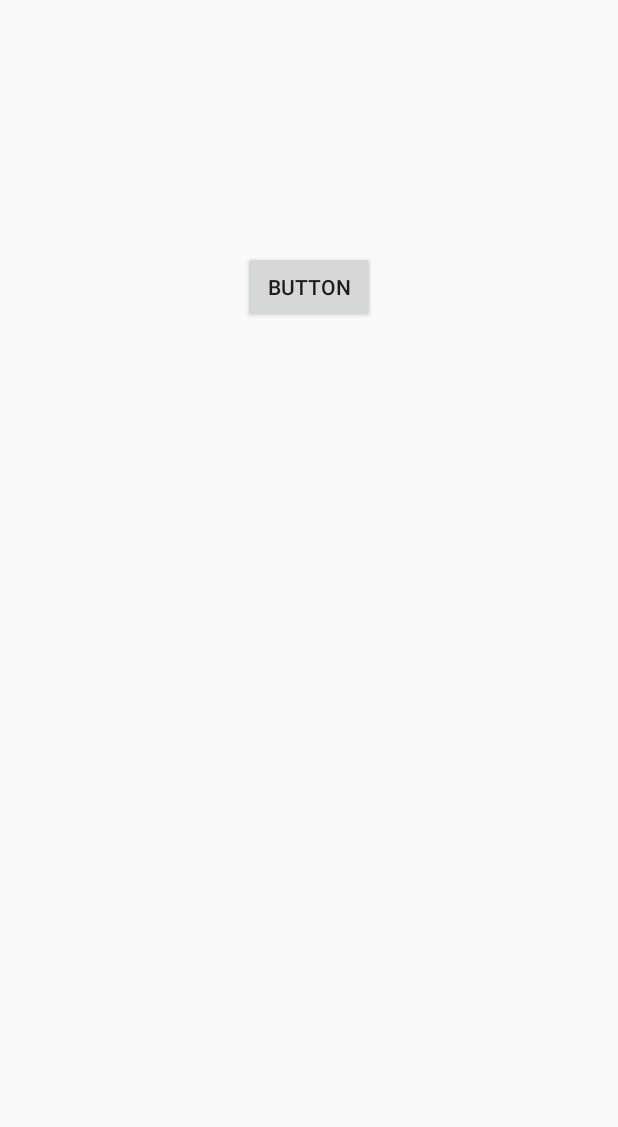
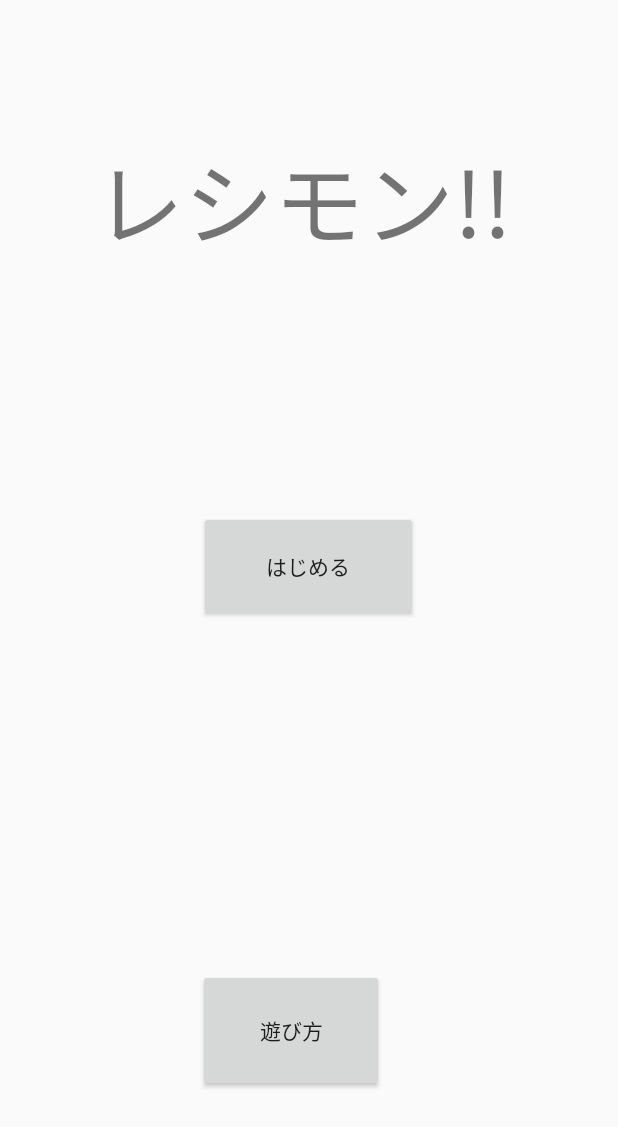
Before and after one commit to tatsuyaouchi/camera, an Android app: the layout activity_main.xml on its own in the app's theme, with its tools: preview values and no code run, on a phone screen of 412 x 824 dp. Shown: the top 1127 px of the screen. Run offline under Robolectric (Android 15) with nearby library versions, the phone set to English and light mode, and no system bars.

Commit message:
修正版　gamegamen

```diff
--- a/app/src/main/res/layout/activity_main.xml
+++ b/app/src/main/res/layout/activity_main.xml
@@ -6,28 +6,41 @@
     android:layout_height="match_parent"
     tools:context=".MainActivity">
 
+    <TextView
+        android:id="@+id/textView"
+        android:layout_width="286dp"
+        android:layout_height="72dp"
+
+
+        android:text="レシモン!!"
+        android:textSize="60dp"
+        app:layout_constraintBottom_toBottomOf="parent"
+        app:layout_constraintEnd_toEndOf="parent"
+        app:layout_constraintHorizontal_bias="0.496"
+        app:layout_constraintStart_toStartOf="parent"
+        app:layout_constraintTop_toTopOf="parent"
+        app:layout_constraintVertical_bias="0.118" />
+
     <Button
-        android:id="@+id/camera_button"
-        android:layout_width="wrap_content"
-        android:layout_height="wrap_content"
-        android:layout_margin="20dp"
-        android:text="@string/button"
-        android:onClick="CameraButton"
-        app:layout_constraintVertical_bias="0.2"
+        android:id="@+id/hazimerubutton"
+        android:layout_width="146dp"
+        android:layout_height="74dp"
+        android:layout_marginTop="180dp"
+        android:text="はじめる"
+        app:layout_constraintEnd_toEndOf="parent"
+        app:layout_constraintHorizontal_bias="0.498"
+        app:layout_constraintStart_toStartOf="parent"
+        app:layout_constraintTop_toBottomOf="@+id/textView" />
+
+    <Button
+        android:id="@+id/button"
+        android:layout_width="124dp"
+        android:layout_height="82dp"
+        android:layout_marginBottom="96dp"
+        android:text="遊び方"
         app:layout_constraintBottom_toBottomOf="parent"
-        app:layout_constraintLeft_toLeftOf="parent"
-        app:layout_constraintRight_toRightOf="parent"
-        app:layout_constraintTop_toTopOf="parent" />
-
-    <ImageView
-        android:id="@+id/image_view"
-        android:scaleType="fitCenter"
-        android:layout_width="300dp"
-        android:layout_height="300dp"
-        android:contentDescription="@string/description"
-        app:layout_constraintBottom_toBottomOf="parent"
-        app:layout_constraintRight_toRightOf="parent"
-        app:layout_constraintLeft_toLeftOf="parent"
-        app:layout_constraintTop_toTopOf="parent" />
+        app:layout_constraintEnd_toEndOf="parent"
+        app:layout_constraintHorizontal_bias="0.459"
+        app:layout_constraintStart_toStartOf="parent" />
 
 </androidx.constraintlayout.widget.ConstraintLayout>
```
Also changed, not shown: app/src/main/java/jp/ac/shohoku/hguremetal/tese/MainActivity.java (+2 -53 lines).
